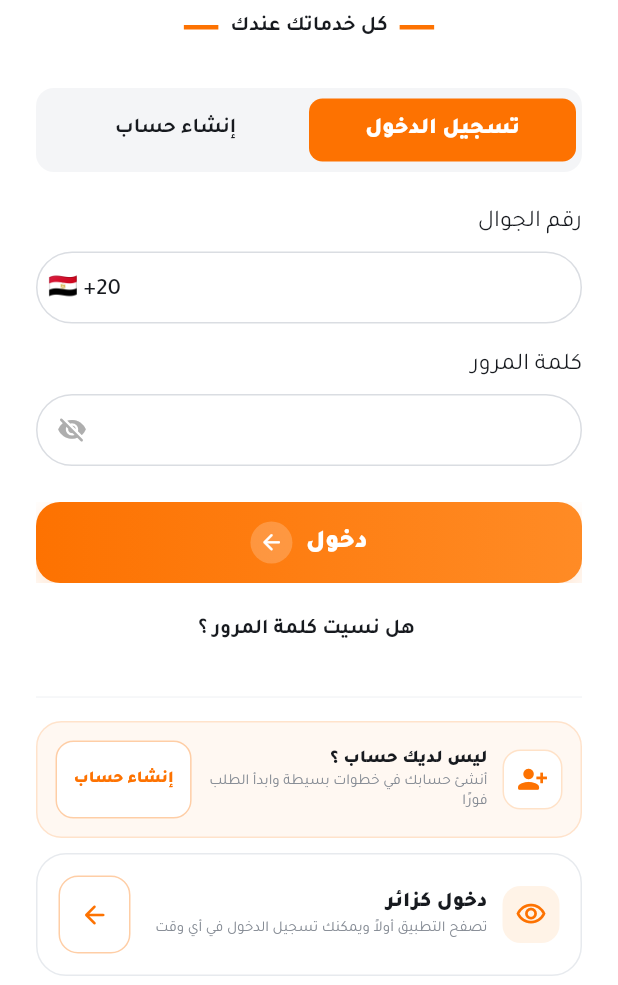
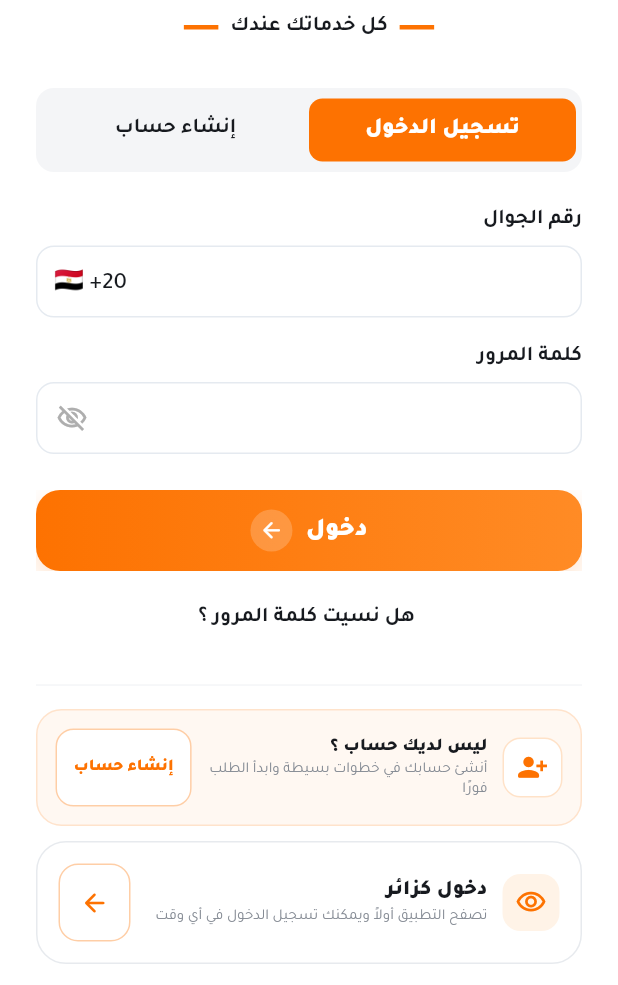
Before and after one commit to omarmakramelbaz-hub/Go-customer, a Flutter app: the screen it shows after launch, on a phone screen of 412 x 824 dp, the part 251-1236 px from its top. Run offline on Flutter 3.47's test engine with Material 3 defaults, Android fonts, the phone set to English and light mode, and no system bars; our stand-ins replace bot_toast, cached_network_image, carousel_slider, cloud_firestore, country_picker, dio and 32 more; missing offline and left inert: custom_timer, dart:html, dart:js, defer_pointer, flutter_facebook_auth, flutter_inappwebview and 3 more; accounts and stored records are empty; statements that could not run were skipped; project files that could hold a hidden picture were left out; key blocks and very long unbroken strings in the code were emptied for the run.

Commit message:
feat(identity): restyle all shared fields with outlined master UI controls

```diff
--- a/lib/view/custom_widgets/custom_form_field/custom_form_field.dart
+++ b/lib/view/custom_widgets/custom_form_field/custom_form_field.dart
@@ -5,6 +5,7 @@ import 'package:flutter/services.dart';
 import '../../../helpers/extensions/extensions.dart';
 import '../../../helpers/theme/app_colors.dart';
 import '../../../helpers/theme/app_text_style.dart';
+import '../../../helpers/theme/go_design_tokens.dart';
 import '../../../helpers/translation/all_translation.dart';
 
 enum FormFieldBorder { underLine, outLine, none }
@@ -44,39 +45,14 @@ class CustomFormField extends StatefulWidget {
   final FocusNode? focusNode;
 
   const CustomFormField({
-    super.key,
-    this.controller,
-    this.onChanged,
-    this.validator,
-    this.keyboardType,
-    this.isPassword = false,
-    this.hintText,
-    this.maxLines = 1,
-    this.minLines = 1,
-    this.onTap,
-    this.readOnly = false,
-    this.prefixIcon,
-    this.suffixIcon,
-    this.radius = 25,
-    this.fillColor,
-    this.focusColor,
-    this.unFocusColor,
-    this.title,
-    this.textDirection,
-    this.otherSideTitle,
-    this.country,
-    this.passwordColor,
-    this.formFieldBorder = FormFieldBorder.outLine,
-    this.inputFormatters,
-    this.onCountrySelect,
-    this.onFieldSubmitted,
-    this.titleStyle,
-    this.textStyle,
-    this.hintStyle,
-    this.maxLength,
-    this.autovalidateMode,
-    this.initialValue,
-    this.focusNode,
+    super.key, this.controller, this.onChanged, this.validator, this.keyboardType,
+    this.isPassword = false, this.hintText, this.maxLines = 1, this.minLines = 1,
+    this.onTap, this.readOnly = false, this.prefixIcon, this.suffixIcon,
+    this.radius = GoDesign.radius, this.fillColor, this.focusColor, this.unFocusColor,
+    this.title, this.textDirection, this.otherSideTitle, this.country, this.passwordColor,
+    this.formFieldBorder = FormFieldBorder.outLine, this.inputFormatters,
+    this.onCountrySelect, this.onFieldSubmitted, this.titleStyle, this.textStyle,
+    this.hintStyle, this.maxLength, this.autovalidateMode, this.initialValue, this.focusNode,
   });
 
   @override
@@ -88,137 +64,92 @@ class _CustomFormFieldState extends State<CustomFormField> {
 
   @override
   Widget build(BuildContext context) {
+    final ar = context.languageCode == 'ar';
+    Widget countryCode() => Padding(
+      padding: const EdgeInsets.symmetric(horizontal: 12),
+      child: Text('${widget.country?.flagEmoji} +${widget.country?.phoneCode}',
+        style: widget.textStyle ?? AppTextStyle.textFormStyle,
+        textDirection: TextDirection.ltr),
+    );
     return SizedBox(
-      width: context.width,
-      child: Column(
-        crossAxisAlignment: CrossAxisAlignment.start,
-        children: [
-          Row(
-            children: [
-              if (widget.title != null) ...{
-                Expanded(child: Text(widget.title!, style: widget.titleStyle ?? AppTextStyle.formTitleStyle)),
-              },
-              if (widget.otherSideTitle != null) ...{
+      width: double.infinity,
+      child: Column(crossAxisAlignment: CrossAxisAlignment.start, children: [
+        if (widget.title != null || widget.otherSideTitle != null) ...[
+          Row(children: [
+            if (widget.title != null)
+              Expanded(child: Text(widget.title!, style: widget.titleStyle ??
+                AppTextStyle.formTitleStyle.copyWith(fontSize: 14, fontWeight: FontWeight.w600))),
+            if (widget.otherSideTitle != null)
               Text(widget.otherSideTitle!, style: widget.titleStyle ?? AppTextStyle.formTitleStyle),
-              },
+          ]),
+          const SizedBox(height: 8),
         ],
-          ),
-          if (widget.title != null || widget.otherSideTitle != null) ...{10.sbH},
         Directionality(
           textDirection: widget.textDirection ?? (context.isRtl ? TextDirection.rtl : TextDirection.ltr),
           child: TextFormField(
             onFieldSubmitted: widget.onFieldSubmitted,
-              onTapOutside: (event) => FocusManager.instance.primaryFocus?.unfocus(),
-              controller: widget.controller,
-              onChanged: widget.onChanged,
-              validator: widget.validator,
-              onTap: widget.onTap,
-              readOnly: widget.readOnly,
+            onTapOutside: (_) => FocusManager.instance.primaryFocus?.unfocus(),
+            controller: widget.controller, onChanged: widget.onChanged,
+            validator: widget.validator, onTap: widget.onTap, readOnly: widget.readOnly,
             keyboardType: widget.keyboardType,
-              obscureText: widget.isPassword ? _obscureText : false,
+            obscureText: widget.isPassword && _obscureText,
+            enableSuggestions: !widget.isPassword,
+            autocorrect: !widget.isPassword,
             style: widget.textStyle ?? AppTextStyle.textFormStyle,
             autovalidateMode: widget.autovalidateMode ?? AutovalidateMode.onUserInteraction,
-              maxLines: widget.maxLines,
-              minLines: widget.minLines,
-              cursorColor: widget.focusColor ?? AppColors.mainAppColor,
-              inputFormatters: widget.inputFormatters,
-              maxLength: widget.maxLength,
+            maxLines: widget.isPassword ? 1 : widget.maxLines,
+            minLines: widget.isPassword ? 1 : widget.minLines,
+            cursorColor: widget.focusColor ?? GoDesign.orange,
+            inputFormatters: widget.inputFormatters, maxLength: widget.maxLength,
             decoration: InputDecoration(
-                hintMaxLines: 2,
-                hintText: widget.hintText,
-                hintStyle: widget.hintStyle ?? AppTextStyle.hintStyle,
+              hintMaxLines: 2, hintText: widget.hintText,
+              hintStyle: widget.hintStyle ?? const TextStyle(color: GoDesign.muted, fontSize: 14),
               fillColor: widget.fillColor ??
-                    (widget.formFieldBorder == FormFieldBorder.underLine
-                        ? Colors.transparent
-                        : AppColors.textFormFillColor),
+                (widget.formFieldBorder == FormFieldBorder.underLine ? Colors.transparent : GoDesign.paper),
               filled: true,
-                border: _border(color: widget.unFocusColor ?? AppColors.textFormBorderColor),
-                disabledBorder: _border(color: widget.unFocusColor ?? AppColors.textFormBorderColor),
-                focusedBorder: _border(color: widget.unFocusColor ?? AppColors.mainAppColor),
-                enabledBorder: _border(color: widget.unFocusColor ?? AppColors.textFormBorderColor),
-                contentPadding: const EdgeInsets.symmetric(vertical: 10, horizontal: 10),
-                prefixIcon: widget.country != null && context.languageCode == 'en'
-                    ? Row(
-                        mainAxisSize: MainAxisSize.min,
-                        children: [
-                          widget.prefixIcon ?? const SizedBox(),
-                          TextButton(
-                            onPressed: null,
-                            // onPressed:
-                            //     widget.onCountrySelect != null ? _select : null,
-                            child: Text(
-                              '${widget.country?.flagEmoji} +${widget.country?.phoneCode}',
-                              style: widget.textStyle ?? AppTextStyle.textFormStyle,
-                              textDirection: TextDirection.ltr,
-                            ),
-                          ),
-                        ],
-                      )
+              border: _border(widget.unFocusColor ?? GoDesign.border),
+              enabledBorder: _border(widget.unFocusColor ?? GoDesign.border),
+              disabledBorder: _border(widget.unFocusColor ?? GoDesign.border),
+              focusedBorder: _border(widget.focusColor ?? GoDesign.orange, width: 1.5),
+              errorBorder: _border(GoDesign.danger),
+              focusedErrorBorder: _border(GoDesign.danger, width: 1.5),
+              errorMaxLines: 3,
+              contentPadding: const EdgeInsets.symmetric(vertical: 16, horizontal: 14),
+              prefixIconColor: GoDesign.muted, suffixIconColor: GoDesign.muted,
+              prefixIcon: widget.country != null && !ar
+                ? Row(mainAxisSize: MainAxisSize.min, children: [
+                    if (widget.prefixIcon != null) widget.prefixIcon!, countryCode()])
                 : widget.prefixIcon,
-                suffixIcon: widget.country != null && context.languageCode == 'ar'
-                    ? Row(
-                        mainAxisSize: MainAxisSize.min,
-                        children: [
-                          TextButton(
-                            onPressed: null,
-                            // onPressed:
-                            //     widget.onCountrySelect != null ? _select : null,
-                            child: Text(
-                              '${widget.country?.flagEmoji} +${widget.country?.phoneCode}',
-                              style: widget.textStyle ?? AppTextStyle.textFormStyle,
-                              textDirection: TextDirection.ltr,
-                            ),
-                          ),
-                          widget.suffixIcon ?? const SizedBox(),
-                        ],
-                      )
+              suffixIcon: widget.country != null && ar
+                ? Row(mainAxisSize: MainAxisSize.min, children: [
+                    countryCode(), if (widget.suffixIcon != null) widget.suffixIcon!])
                 : widget.isPassword
-                        ? InkWell(
-                            onTap: () {
-                              setState(() {
-                                _obscureText = !_obscureText;
-                              });
-                            },
-                            child: Icon(
-                              _obscureText ? Icons.visibility_off_rounded : Icons.visibility_rounded,
-                              size: 20,
-                              color: widget.passwordColor ?? AppColors.hintColor,
-                            ),
-                          )
+                  ? IconButton(
+                      tooltip: _obscureText ? (ar ? 'إظهار كلمة المرور' : 'Show password')
+                        : (ar ? 'إخفاء كلمة المرور' : 'Hide password'),
+                      onPressed: () => setState(() => _obscureText = !_obscureText),
+                      icon: Icon(_obscureText ? Icons.visibility_off_outlined : Icons.visibility_outlined,
+                        size: 21, color: widget.passwordColor ?? AppColors.hintColor))
                   : widget.suffixIcon,
             ),
             initialValue: widget.initialValue,
-              focusNode: widget.focusNode ?? FocusNode(),
+            // Let TextFormField own its internal focus node when none is supplied.
+            focusNode: widget.focusNode,
           ),
         ),
-        ],
-      ),
+      ]),
     );
   }
 
-  InputBorder _border({required Color color}) {
+  InputBorder _border(Color color, {double width = 1}) {
     switch (widget.formFieldBorder) {
       case FormFieldBorder.outLine:
-        return OutlineInputBorder(
-          borderRadius: BorderRadius.circular(widget.radius),
-          borderSide: BorderSide(color: color),
-        );
+        return OutlineInputBorder(borderRadius: BorderRadius.circular(widget.radius),
+          borderSide: BorderSide(color: color, width: width));
       case FormFieldBorder.underLine:
-        return UnderlineInputBorder(
-          borderRadius: BorderRadius.circular(0),
-          borderSide: BorderSide(color: color),
-        );
+        return UnderlineInputBorder(borderSide: BorderSide(color: color, width: width));
       case FormFieldBorder.none:
         return InputBorder.none;
     }
   }
-
-// void _select() {
-//   CountryCodeMethods.pickCountry(
-//     onSelect: (v) {
-//       widget.onCountrySelect?.call(v);
-//     },
-//     context: context,
-//   );
-// }
 }
```
Lines whose indentation alone changed are shown as unchanged.
